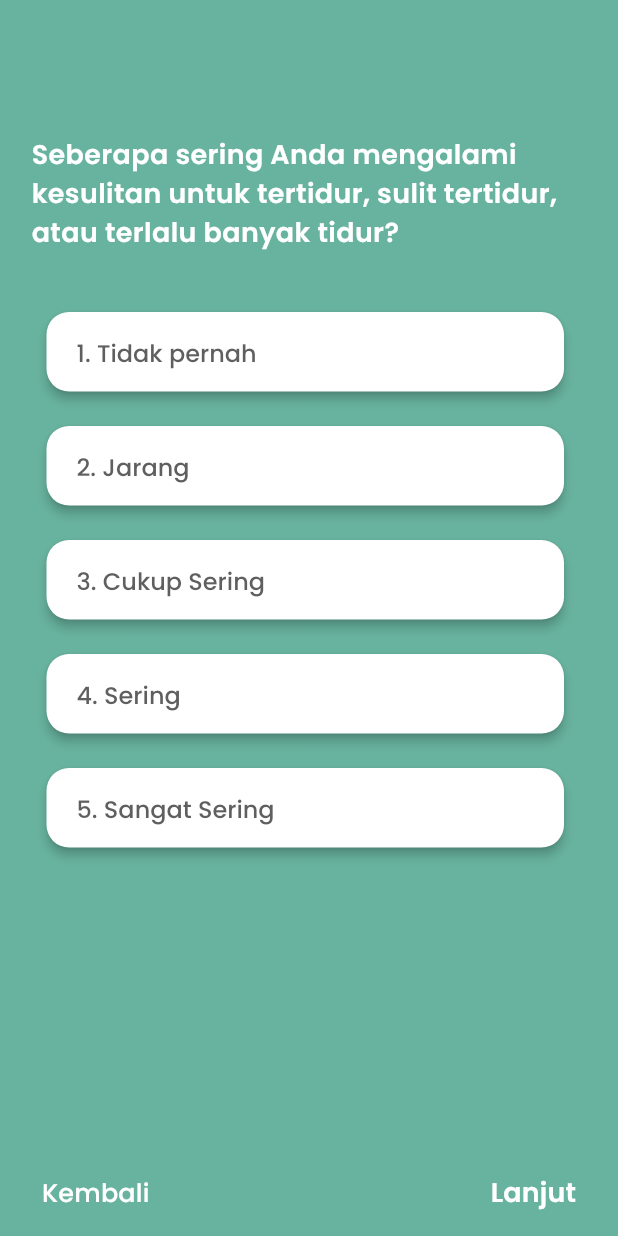
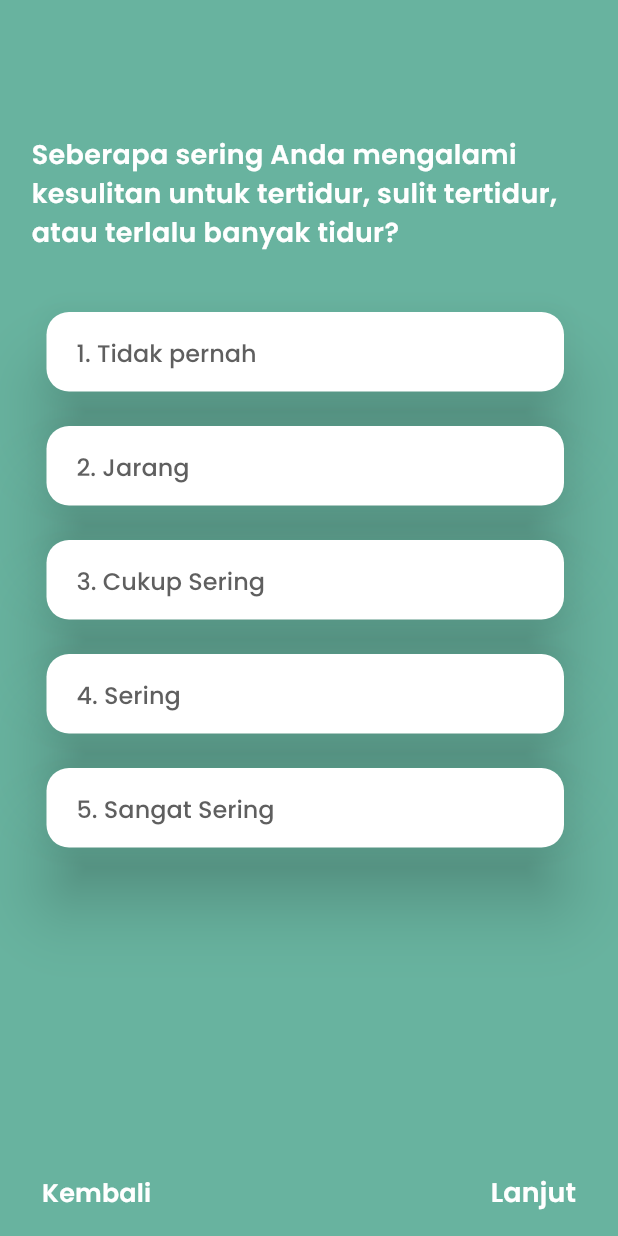
Before and after one commit to afikque23/Mental_Health_App, a Flutter app: the ScreeningPage screen opened directly, after a tap on "Lanjut", on a phone screen of 412 x 824 dp. Run offline on Flutter 3.47's test engine with Material 3 defaults, Android fonts, the phone set to English and light mode, and no system bars; our stand-ins replace flutter_bloc, flutter_svg, hydrated_bloc, introduction_screen; network calls fail; project files that could hold a hidden picture were left out.

```diff
--- a/lib/main.dart
+++ b/lib/main.dart
@@ -31,11 +31,11 @@ class MyApp extends StatelessWidget {
       providers: [
         BlocProvider(create: (_) => ThemeCubit()),
       ],
-      child: BlocBuilder<ThemeCubit,ThemeMode>(
+      child: BlocBuilder<ThemeCubit, ThemeMode>(
         builder: (context, mode) => MaterialApp(
             theme: AppTheme.lightTheme,
             darkTheme: AppTheme.darkTheme,
-            themeMode : mode,
+            themeMode: mode,
             debugShowCheckedModeBanner: false,
             home: const SplashPage()),
       ),
--- a/lib/screening.dart
+++ b/lib/screening.dart
@@ -1,5 +1,6 @@
 import 'package:flutter/material.dart';
 import 'package:logging/logging.dart';
+import 'package:mental_health_app/homepage.dart';
 
 class ScreeningPage extends StatefulWidget {
   const ScreeningPage({super.key});
@@ -138,7 +139,7 @@ class ScreeningPageState extends State<ScreeningPage> {
                       'Kembali',
                       style: TextStyle(
                           fontSize: 17,
-                          fontWeight: FontWeight.w500,
+                          fontWeight: FontWeight.w600,
                           fontFamily: 'Poppins',
                           color: Colors.white),
                     ),
@@ -146,7 +147,19 @@ class ScreeningPageState extends State<ScreeningPage> {
                 else
                   const Spacer(),
                 TextButton(
-                  onPressed: _nextQuestion,
+                  onPressed: () {
+                    if (currentQuestionIndex == surveyQuestions.length - 1) {
+                      // Jika sudah di pertanyaan terakhir, navigasi ke homepage.dart
+                      Navigator.pushReplacement(
+                        context,
+                        MaterialPageRoute(
+                            builder: (context) => const HomePage()),
+                      );
+                    } else {
+                      // Lanjut ke pertanyaan berikutnya
+                      _nextQuestion();
+                    }
+                  },
                   child: Text(
                     currentQuestionIndex == surveyQuestions.length - 1
                         ? 'Selesai'
@@ -198,7 +211,7 @@ class ScreeningPageState extends State<ScreeningPage> {
             shape: RoundedRectangleBorder(
               borderRadius: BorderRadius.circular(15),
             ),
-            elevation: 3,
+            elevation: 20,
           ),
           child: Padding(
             padding: const EdgeInsets.only(
```
Also changed, not shown: lib/homepage.dart (added, +69 -0 lines), assets/images/Artikel.png (added), assets/images/Home.png (added), assets/images/Tracker.png (added), assets/images/user.png (added).
